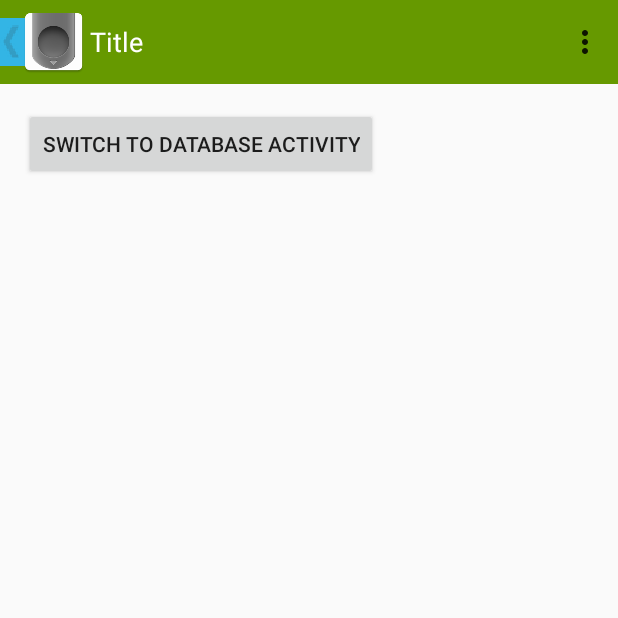
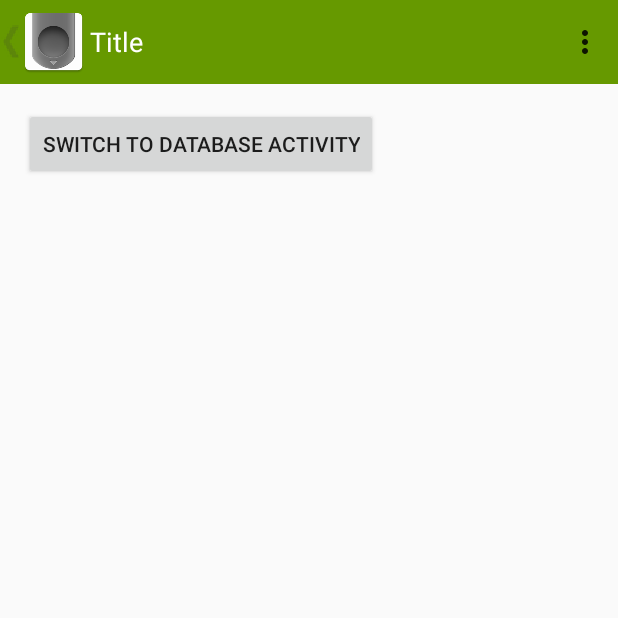
Before and after one commit to andrake16/CashC, an Android app: the screen it shows after launch (MainActivity), on a phone screen of 412 x 824 dp, the top half of it. Run offline under Robolectric (Android 15) with nearby library versions, the phone set to English and light mode, and no system bars.

Commit message:
selcting on custom actionBAr

```diff
--- a/app/src/main/java/com/nd/cashc/Activities/MainActivity.java
+++ b/app/src/main/java/com/nd/cashc/Activities/MainActivity.java
@@ -7,10 +7,13 @@ import android.content.Intent;
 import android.os.Bundle;
 import android.support.v7.app.AppCompatActivity;
 import android.support.v7.widget.Toolbar;
+import android.util.Log;
 import android.view.Menu;
+import android.view.MenuItem;
 import android.view.View;
 import android.widget.Button;
 import android.widget.ImageView;
+import android.widget.Toast;
 
 import com.nd.cashc.R;
 
@@ -21,20 +24,45 @@ public class MainActivity extends AppCompatActivity implements View.OnClickListe
         super.onCreate(savedInstanceState);
         setContentView(R.layout.activity_main);
 
-        //getSupportActionBar().setCustomView(R.layout.custom_action_bar);
+        Button databaseBtn = (Button) findViewById(R.id.DB_btn);
+        if(databaseBtn != null)
+            databaseBtn.setOnClickListener(this);
+
+        getSupportActionBar().getCustomView().findViewById(R.id.up).setOnClickListener(new View.OnClickListener() {
+            @Override
+            public void onClick(View view) {
+                Toast.makeText(getApplicationContext(), "selected UP", Toast.LENGTH_SHORT).show();
+            }
+        });
+
+        getSupportActionBar().getCustomView().findViewById(R.id.home).setOnClickListener(new View.OnClickListener() {
+            @Override
+            public void onClick(View view) {
+                Toast.makeText(getApplicationContext(), "selected HOME", Toast.LENGTH_SHORT).show();
+            }
+        });
+
+        getSupportActionBar().getCustomView().findViewById(R.id.mytext).setOnClickListener(new View.OnClickListener() {
+            @Override
+            public void onClick(View view) {
+                Toast.makeText(getApplicationContext(), "selected Title", Toast.LENGTH_SHORT).show();
+            }
+        });
 
 
 
 
 
 
-        Button databaseBtn = (Button) findViewById(R.id.DB_btn);
-        if(databaseBtn != null)
-            databaseBtn.setOnClickListener(this);
+    }
+
+    @Override
+    protected void onStart() {
+
+        super.onStart();
+
 
     }
-
-
 
     public void ViewHolder(){
 
@@ -53,4 +81,14 @@ public class MainActivity extends AppCompatActivity implements View.OnClickListe
         getMenuInflater().inflate(R.menu.menu_main,menu);
         return true;
     }
+
+    @Override
+    public boolean onOptionsItemSelected(MenuItem item) {
+        if(item.getItemId()==R.id.home)
+            Toast.makeText(this,"selected Back Home",Toast.LENGTH_LONG);
+        return super.onOptionsItemSelected(item);
+    }
+
+
+
 }
--- a/app/src/main/res/layout/custom_action_bar.xml
+++ b/app/src/main/res/layout/custom_action_bar.xml
@@ -14,10 +14,8 @@
         android:layout_gravity="left|center_vertical"
         android:layout_width="wrap_content"
         android:layout_height="wrap_content"
-        android:paddingLeft="0dp"
         android:layout_marginLeft="-8dp"
-        android:layout_marginRight="-12dp"
-        android:background="@android:color/holo_blue_light" />
+        android:layout_marginRight="-12dp"/>
 
     <ImageView android:id="@id/home"
         android:src="@mipmap/ic_confirm_grey"
--- a/app/src/main/res/values/styles.xml
+++ b/app/src/main/res/values/styles.xml
@@ -20,7 +20,6 @@
         <item name="displayOptions">showCustom</item>
         <item name="background">@android:color/holo_green_dark</item>
         <item name="customNavigationLayout">@layout/custom_action_bar</item>
-
 
     </style>
 
```
